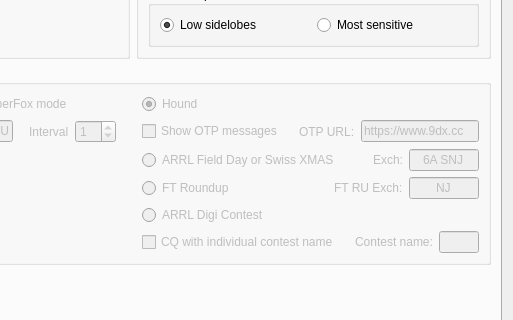
The window that Configuration.ui (SensorsIot/wsjtx-swiss) describes before a commit, drawn with Qt 5; both pictures show x 247 to 760 and y 243 to 563 of the 760 by 670 pixel window.
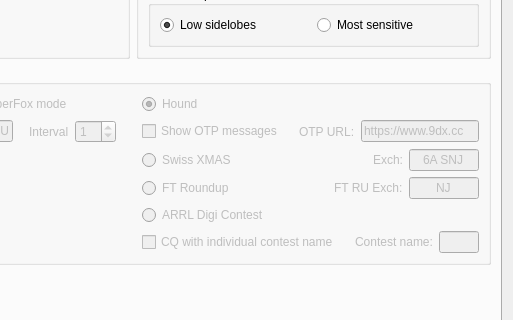
The same window after the commit. The open tabs and pages were chosen to show the change. Custom widgets are drawn as their Qt base class.

Commit message:
Swiss-only cantons (NSEC=26) and ZIP artifact packaging
- Replace ARRL Field Day sections with 26 Swiss cantons only
- Update UI label to "Swiss XMAS"
- Change application name to WSJT-SWISS
- Package installer as ZIP for browser compatibility

🤖 Generated with [Claude Code](https://claude.com/claude-code)

```diff
--- a/Configuration.ui
+++ b/Configuration.ui
@@ -2919,7 +2919,7 @@
                <string>A R R L Field Day or Swiss XMAS</string>
               </property>
               <property name="text">
-               <string>ARRL Field Day or Swiss XMAS</string>
+               <string>Swiss XMAS</string>
               </property>
               <attribute name="buttonGroup">
                <string notr="true">special_op_activity_button_group</string>
```
Left out of the diff: 6 changed lines with no effect on the pictures. The commit also changes 3 other files.
